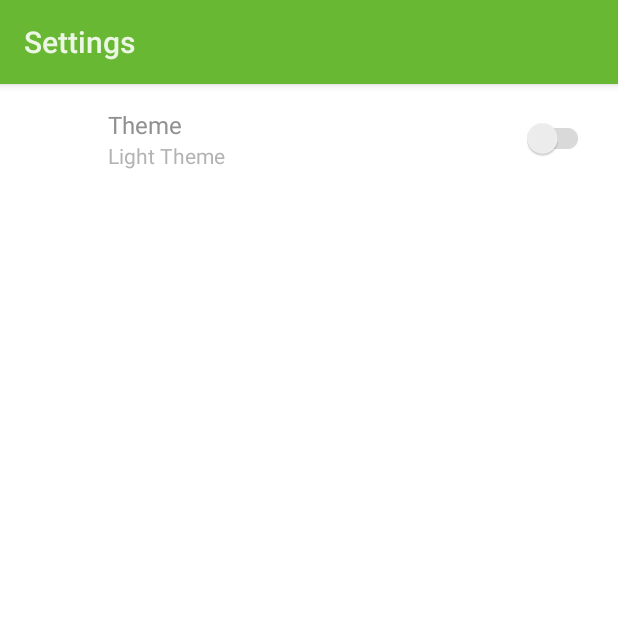
After one commit to onlinemo90/zooverse, an Android app: the SettingsActivity screen opened directly, with no data from a screen before it, on a phone screen of 412 x 824 dp, the top half of it. The commit adds this screen. Run offline under Robolectric (Android 15) with nearby library versions, the phone set to English and light mode, and no system bars; our stand-ins replace androidx.preference.

Commit message:
Added settings & support for light/dark themes. The Settings page can be accessed from a temporary button in the Main Menu (proper settings button to be added later).
The Settings activity is a black-box representation of the root_preferences.xml file, where the different preferences are defined.

Themes can be toggled from a Switch button in the SettingsActivity and are saved to Shared Preferences. I made the theme more complete as possible so that, from now on, all elements should default to the theme-dependent colour scheme without the need for additional configuration (e.g. buttons will have a background colour of primaryColor and a text colour equal to the window background color.
Colours for Dark Mode can be accessed in the new colours-night.xml file.
Removed the white background of the ZSL logo so it would work with the 2 themes

```diff
--- a/app/build.gradle
+++ b/app/build.gradle
@@ -31,7 +31,8 @@ dependencies {
     implementation 'androidx.appcompat:appcompat:1.2.0'
     implementation 'androidx.constraintlayout:constraintlayout:2.0.1'
     implementation 'androidx.recyclerview:recyclerview:1.1.0'
-    testImplementation 'junit:junit:4.12'
+	implementation 'androidx.preference:preference:1.1.1'
+	testImplementation 'junit:junit:4.12'
     androidTestImplementation 'androidx.test.ext:junit:1.1.2'
     androidTestImplementation 'androidx.test.espresso:espresso-core:3.3.0'
 
--- /dev/null
+++ b/app/src/main/java/com/zooverse/activities/SettingsActivity.java
@@ -0,0 +1,50 @@
+package com.zooverse.activities;
+
+
+import android.content.SharedPreferences;
+import android.os.Bundle;
+
+import androidx.appcompat.app.AppCompatActivity;
+import androidx.preference.PreferenceFragmentCompat;
+
+import com.zooverse.MainApplication;
+import com.zooverse.R;
+
+public class SettingsActivity extends AppCompatActivity {
+	@Override
+	protected void onCreate(Bundle savedInstanceState) {
+		super.onCreate(savedInstanceState);
+		setContentView(R.layout.activity_settings);
+		getSupportFragmentManager()
+				.beginTransaction()
+				.replace(R.id.settings, new SettingsFragment())
+				.commit();
+	}
+
+	public static class SettingsFragment extends PreferenceFragmentCompat {
+		private SharedPreferences.OnSharedPreferenceChangeListener preferenceChangeListener;
+
+
+		@Override
+		public void onCreatePreferences(Bundle savedInstanceState, String rootKey) {
+			this.setPreferencesFromResource(R.xml.root_preferences, rootKey);
+			preferenceChangeListener = (sharedPreferences, key) -> {
+				if (MainApplication.getContext().getResources().getString(R.string.theme_pref_key).equals(key)) {
+					MainApplication.initTheme();
+				}
+			};
+		}
+
+		@Override
+		public void onResume() {
+			super.onResume();
+			getPreferenceScreen().getSharedPreferences().registerOnSharedPreferenceChangeListener(preferenceChangeListener);
+		}
+
+		@Override
+		public void onPause() {
+			super.onPause();
+			getPreferenceScreen().getSharedPreferences().unregisterOnSharedPreferenceChangeListener(preferenceChangeListener);
+		}
+	}
+}
--- /dev/null
+++ b/app/src/main/res/layout/activity_settings.xml
@@ -0,0 +1,9 @@
+<LinearLayout xmlns:android="http://schemas.android.com/apk/res/android"
+	android:layout_width="match_parent"
+	android:layout_height="match_parent">
+
+	<FrameLayout
+		android:id="@+id/settings"
+		android:layout_width="match_parent"
+		android:layout_height="match_parent" />
+</LinearLayout>
--- a/app/src/main/res/layout/activity_species_search.xml
+++ b/app/src/main/res/layout/activity_species_search.xml
@@ -29,6 +29,7 @@
 		android:ems="10"
 		android:hint="@string/species_search_criterion_hint"
 		android:inputType="textPersonName"
+		android:textAppearance="@style/TextAppearance.AppCompat.Body1"
 		app:layout_constraintEnd_toEndOf="parent"
 		app:layout_constraintStart_toStartOf="parent"
 		app:layout_constraintTop_toTopOf="parent" />
--- a/app/src/main/res/layout/layout_recyclerview_species.xml
+++ b/app/src/main/res/layout/layout_recyclerview_species.xml
@@ -23,6 +23,7 @@
 		android:layout_height="wrap_content"
 		android:layout_marginStart="8dp"
 		android:textAlignment="textStart"
+		android:textColor="@color/colorForeground"
 		android:textSize="25sp"
 		app:layout_constraintBottom_toBottomOf="parent"
 		app:layout_constraintEnd_toEndOf="parent"
--- /dev/null
+++ b/app/src/main/res/values-night/colors.xml
@@ -0,0 +1,7 @@
+<?xml version="1.0" encoding="utf-8"?>
+<resources>
+	<color name="colorPrimary">#528F29</color>
+	<color name="colorPrimaryDark">#497f26</color>
+	<color name="colorForeground">#808080</color>
+	<color name="colorBackground">#262626</color>
+</resources>
--- a/app/src/main/res/values/colors.xml
+++ b/app/src/main/res/values/colors.xml
@@ -1,6 +1,7 @@
 <?xml version="1.0" encoding="utf-8"?>
 <resources>
-    <color name="colorPrimary">#69B834</color>
-    <color name="colorPrimaryDark">#528F29</color>
-    <color name="colorAccent">#03DAC5</color>
+	<color name="colorPrimary">#69B834</color>
+	<color name="colorPrimaryDark">#528F29</color>
+	<color name="colorForeground">#808080</color>
+	<color name="colorBackground">#FFFFFF</color>
 </resources>
--- a/app/src/main/res/values/strings.xml
+++ b/app/src/main/res/values/strings.xml
@@ -25,7 +25,14 @@
 	<string name="zoo_menu_animal_search">Search for an animal</string>
 	<string name="zoo_menu_scan_enclosure_button">Scan enclosure sign</string>
 
-    <!--activity_species_search-->
-    <string name="species_search_criterion_hint">What animals are you looking for?</string>
+	<!--activity_species_search-->
+	<string name="species_search_criterion_hint">Search for an animal…</string>
+
+	<!-- Settings Activity -->
+	<string name="title_activity_settings">Settings</string>
+	<string name="theme_pref_key">theme_pref_key</string>
+	<string name="theme_title">Theme</string>
+	<string name="theme_summary_off">Light Theme</string>
+	<string name="theme_summary_on">Dark Theme</string>
 
 </resources>
--- a/app/src/main/res/values/styles.xml
+++ b/app/src/main/res/values/styles.xml
@@ -1,10 +1,28 @@
 <resources>
-    <!-- Base application theme. -->
-    <style name="AppTheme" parent="Theme.AppCompat.Light.DarkActionBar">
-        <!-- Customize your theme here. -->
-        <item name="colorPrimary">@color/colorPrimary</item>
-        <item name="colorPrimaryDark">@color/colorPrimaryDark</item>
-        <item name="colorAccent">@color/colorAccent</item>
-    </style>
+
+	<style name="AppTheme" parent="Theme.AppCompat.Light.DarkActionBar">
+		<item name="colorPrimary">@color/colorPrimary</item>
+		<item name="colorPrimaryDark">@color/colorPrimaryDark</item>
+		<item name="colorAccent">@color/colorPrimary</item>
+
+		<item name="android:colorForeground">@color/colorForeground</item>
+		<item name="android:colorBackground">@color/colorBackground</item>
+
+		<item name="android:textColor">@color/colorForeground</item>
+		<item name="android:textColorHint">@color/colorForeground</item>
+		<item name="android:colorButtonNormal">@color/colorPrimary</item>
+
+		<item name="actionBarTheme">@style/AppTheme.AppBar</item>
+		<item name="android:buttonStyle">@style/AppTheme.Button</item>
+	</style>
+
+	<style name="AppTheme.AppBar" parent="@style/Widget.AppCompat.ActionBar">
+		<item name="android:colorForeground">@color/colorBackground</item>
+	</style>
+
+	<style name="AppTheme.Button" parent="@style/Widget.AppCompat.Button">
+		<item name="android:textColor">@color/colorBackground</item>
+		<item name="background">@color/colorPrimary</item>
+	</style>
 
 </resources>
--- /dev/null
+++ b/app/src/main/res/xml/root_preferences.xml
@@ -0,0 +1,9 @@
+<PreferenceScreen xmlns:app="http://schemas.android.com/apk/res-auto">
+
+	<SwitchPreferenceCompat
+		app:key="@string/theme_pref_key"
+		app:summaryOff="@string/theme_summary_off"
+		app:summaryOn="@string/theme_summary_on"
+		app:title="@string/theme_title" />
+
+</PreferenceScreen>
```
Also changed, not shown: app/src/main/AndroidManifest.xml (+6 -3 lines), app/src/main/java/com/zooverse/MainApplication.java (+12 -9 lines), app/src/main/java/com/zooverse/activities/MainActivity.java (+10 -7 lines), app/src/main/res/layout/activity_main.xml (+15 -6 lines), app/src/main/res/layout/activity_zoo_menu.xml (+0 -7 lines), app/src/main/res/drawable/logo.png.
